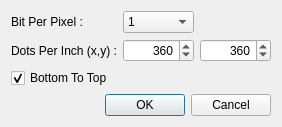
The window that src/Nabi/SaveOptionDlg.ui (whpark/Nabi) describes before a commit, drawn with Qt 5.
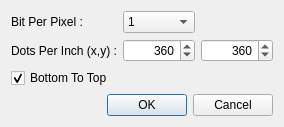
The same window after the commit.

Diff of the .ui file:
```diff
--- a/src/Nabi/SaveOptionDlg.ui
+++ b/src/Nabi/SaveOptionDlg.ui
@@ -6,7 +6,7 @@
    <rect>
     <x>0</x>
     <y>0</y>
-    <width>282</width>
+    <width>284</width>
     <height>126</height>
    </rect>
   </property>
@@ -22,7 +22,7 @@
         <set>Qt::AlignRight|Qt::AlignTrailing|Qt::AlignVCenter</set>
        </property>
        <property name="maximum">
-        <number>144400</number>
+        <number>268435455</number>
        </property>
        <property name="value">
         <number>360</number>
@@ -42,7 +42,7 @@
         <set>Qt::AlignRight|Qt::AlignTrailing|Qt::AlignVCenter</set>
        </property>
        <property name="maximum">
-        <number>144400</number>
+        <number>268435455</number>
        </property>
        <property name="value">
         <number>360</number>
```
Left out of the diff: 3 changed lines with no effect on the pictures.
